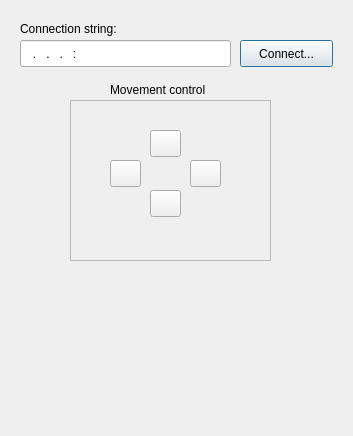
Before: the Qt Designer form cherokey-robot/RobotControl/ui/MainForm.ui in phoenix367/v2rpins_sdk, drawn with Qt 5.
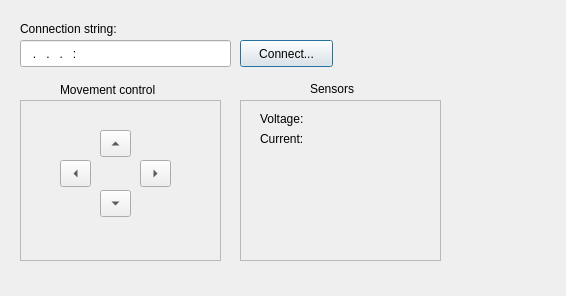
After: the same form once the commit is applied.

Commit message: Added sonsors stub class Minor changes in UI

Diff of the .ui file:
```diff
--- a/cherokey-robot/RobotControl/ui/MainForm.ui
+++ b/cherokey-robot/RobotControl/ui/MainForm.ui
@@ -6,8 +6,8 @@
    <rect>
     <x>0</x>
     <y>0</y>
-    <width>353</width>
-    <height>436</height>
+    <width>566</width>
+    <height>296</height>
    </rect>
   </property>
   <property name="windowTitle">
@@ -55,7 +55,7 @@
   <widget class="QFrame" name="frmMove">
    <property name="geometry">
     <rect>
-     <x>70</x>
+     <x>20</x>
      <y>100</y>
      <width>201</width>
      <height>161</height>
@@ -67,7 +67,7 @@
    <property name="frameShadow">
     <enum>QFrame::Raised</enum>
    </property>
-   <widget class="QPushButton" name="btnBackward">
+   <widget class="QToolButton" name="btnBackward">
     <property name="geometry">
      <rect>
       <x>80</x>
@@ -79,8 +79,11 @@
     <property name="text">
      <string/>
     </property>
+    <property name="arrowType">
+     <enum>Qt::DownArrow</enum>
+    </property>
    </widget>
-   <widget class="QPushButton" name="btnRotateLeft">
+   <widget class="QToolButton" name="btnRotateLeft">
     <property name="geometry">
      <rect>
       <x>40</x>
@@ -92,8 +95,11 @@
     <property name="text">
      <string/>
     </property>
+    <property name="arrowType">
+     <enum>Qt::LeftArrow</enum>
+    </property>
    </widget>
-   <widget class="QPushButton" name="btnForward">
+   <widget class="QToolButton" name="btnForward">
     <property name="geometry">
      <rect>
       <x>80</x>
@@ -105,8 +111,11 @@
     <property name="text">
      <string/>
     </property>
+    <property name="arrowType">
+     <enum>Qt::UpArrow</enum>
+    </property>
    </widget>
-   <widget class="QPushButton" name="btnRotateRight">
+   <widget class="QToolButton" name="btnRotateRight">
     <property name="geometry">
      <rect>
       <x>120</x>
@@ -118,12 +127,15 @@
     <property name="text">
      <string/>
     </property>
+    <property name="arrowType">
+     <enum>Qt::RightArrow</enum>
+    </property>
    </widget>
   </widget>
   <widget class="QLabel" name="label_2">
    <property name="geometry">
     <rect>
-     <x>110</x>
+     <x>60</x>
      <y>80</y>
      <width>131</width>
      <height>20</height>
@@ -133,6 +145,61 @@
     <string>Movement control</string>
    </property>
   </widget>
+  <widget class="QFrame" name="frmSensors">
+   <property name="geometry">
+    <rect>
+     <x>240</x>
+     <y>100</y>
+     <width>201</width>
+     <height>161</height>
+    </rect>
+   </property>
+   <property name="frameShape">
+    <enum>QFrame::StyledPanel</enum>
+   </property>
+   <property name="frameShadow">
+    <enum>QFrame::Raised</enum>
+   </property>
+   <widget class="QLabel" name="label_4">
+    <property name="geometry">
+     <rect>
+      <x>20</x>
+      <y>10</y>
+      <width>66</width>
+      <height>17</height>
+     </rect>
+    </property>
+    <property name="text">
+     <string>Voltage:</string>
+    </property>
+   </widget>
+   <widget class="QLabel" name="label_5">
+    <property name="geometry">
+     <rect>
+      <x>20</x>
+      <y>30</y>
+      <width>66</width>
+      <height>17</height>
+     </rect>
+    </property>
+    <property name="text">
+     <string>Current:</string>
+    </property>
+   </widget>
+  </widget>
+  <widget class="QLabel" name="label_3">
+   <property name="geometry">
+    <rect>
+     <x>310</x>
+     <y>80</y>
+     <width>51</width>
+     <height>17</height>
+    </rect>
+   </property>
+   <property name="text">
+    <string>Sensors</string>
+   </property>
+  </widget>
  </widget>
  <resources/>
  <connections/>
```
The commit also changes 11 other files.
